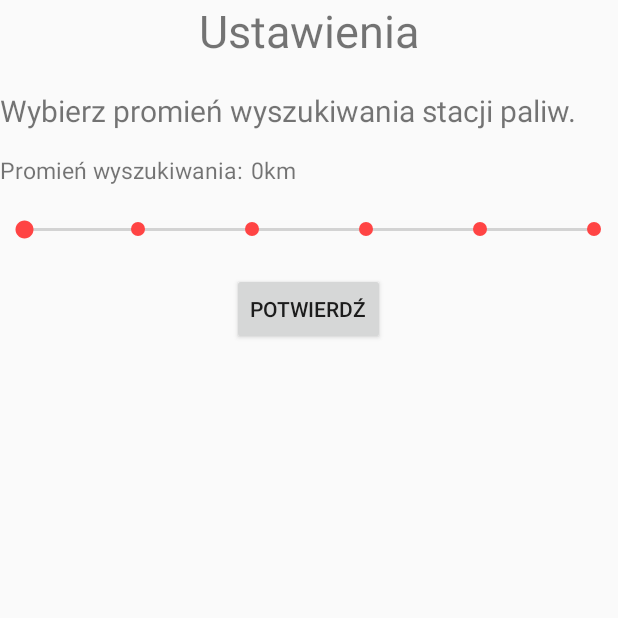
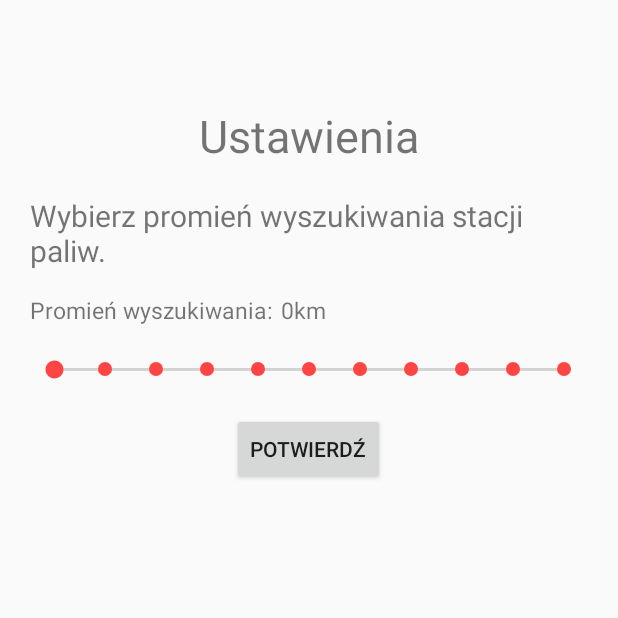
Before and after one commit to Blackwatch98/PetrolNavigatorApp, an Android app: the InitialSettingsActivity screen opened directly, with no data from a screen before it, on a phone screen of 412 x 824 dp, the top half of it. Run offline under Robolectric (Android 15) with nearby library versions, the phone set to English and light mode, and no system bars.

Commit message:
resource hotfix

```diff
--- a/app/src/main/res/layout/activity_initial_settings.xml
+++ b/app/src/main/res/layout/activity_initial_settings.xml
@@ -5,12 +5,14 @@
     android:layout_width="match_parent"
     android:layout_height="match_parent"
     android:orientation="vertical"
+    android:padding="20dp"
     tools:context=".InitialSettingsActivity">
 
     <TextView
         android:id="@+id/textView"
         android:layout_width="match_parent"
         android:layout_height="50dp"
+        android:layout_marginTop="50dp"
         android:textSize="30sp"
         android:textAlignment="center"
         android:layout_gravity="center"
@@ -57,7 +59,7 @@
         android:minHeight="6dip"
         android:maxHeight="6dip"
         android:thumbTint="@android:color/holo_red_light"
-        android:max="5"
+        android:max="10"
         app:tickMark="@drawable/tickmark"
         android:layout_height="wrap_content" />
 
```
Also changed, not shown: app/src/main/res/drawable/cng.png (renamed from app/src/main/res/drawable-v24/cng.png), app/src/main/res/drawable/cng2.jpg (renamed from app/src/main/res/drawable-v24/cng2.jpg), app/src/main/res/drawable/e85.jpg (renamed from app/src/main/res/drawable-v24/e85.jpg), app/src/main/res/drawable/ener.jpg (renamed from app/src/main/res/drawable-v24/ener.jpg), app/src/main/res/drawable/lpg2.jpg (renamed from app/src/main/res/drawable-v24/lpg2.jpg), app/src/main/res/drawable/on.jpg (renamed from app/src/main/res/drawable-v24/on.jpg), app/src/main/res/drawable/pb95.jpg (renamed from app/src/main/res/drawable-v24/pb95.jpg), app/src/main/res/drawable/pb98.jpg (renamed from app/src/main/res/drawable-v24/pb98.jpg).
